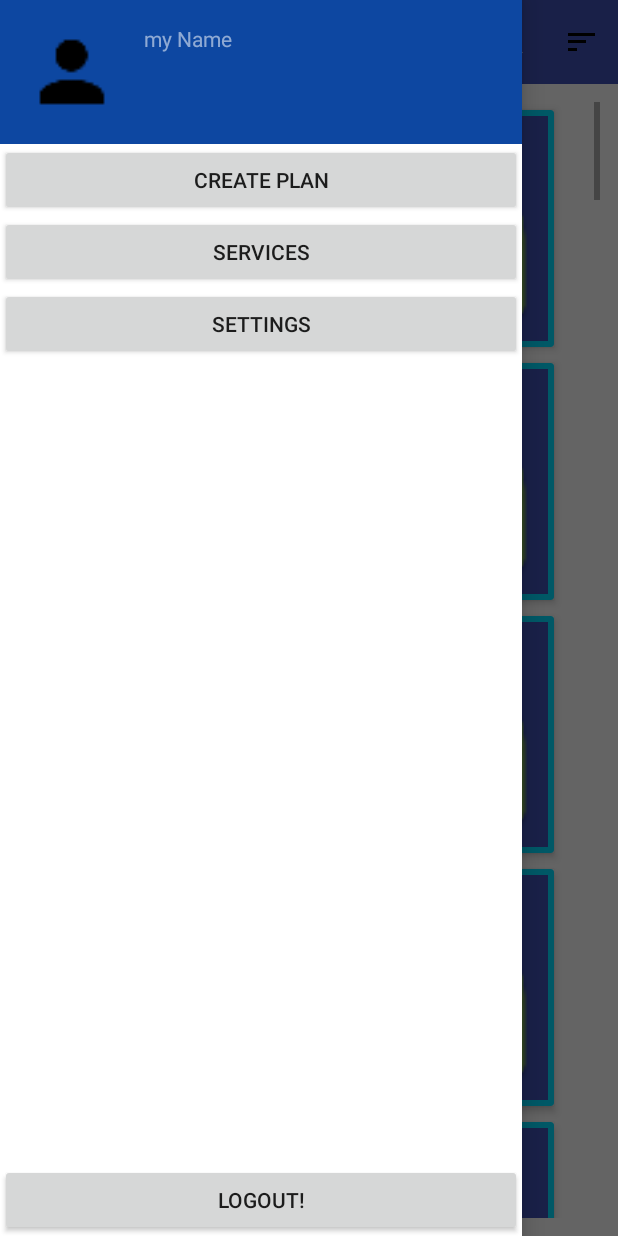
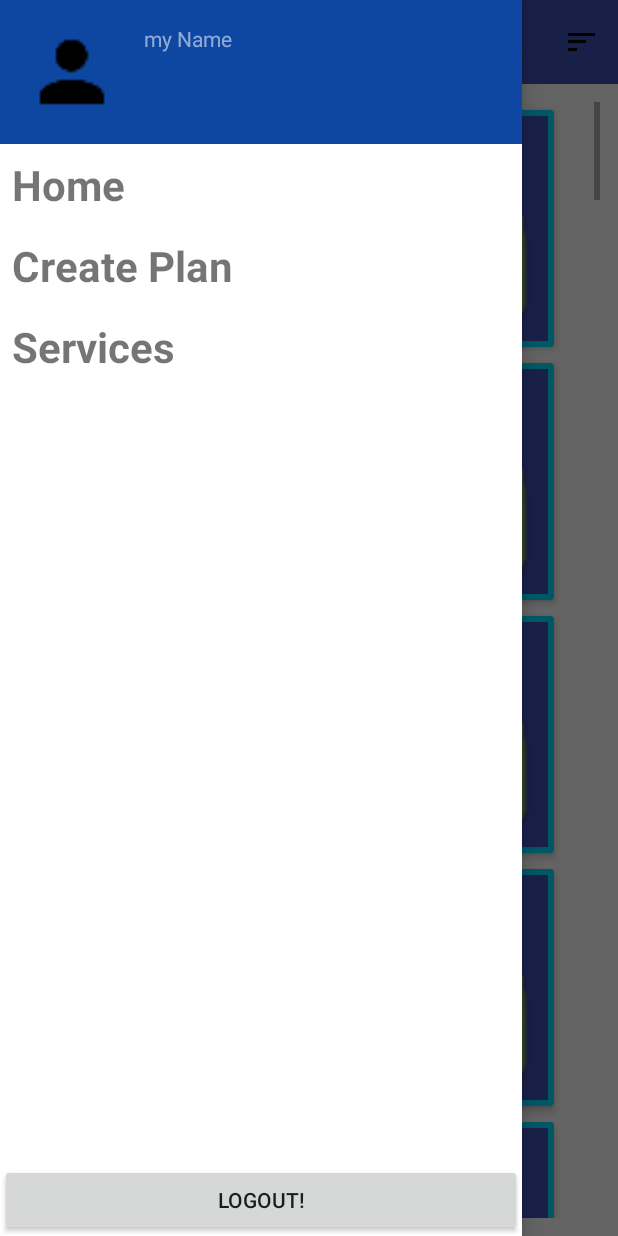
Before and after one commit to AEWebPro/ExplorEgypt, an Android app: the screen it shows after launch (HomeActivity), with the side drawer open, on a phone screen of 412 x 824 dp. Run offline under Robolectric (Android 15) with nearby library versions, the phone set to English and light mode, and no system bars; 1 statement that could not run was skipped.

Commit message:
- The merge of phase 1

```diff
--- a/app/src/main/java/com/example/ae/smartvisit/activities/BaseActivity.java
+++ b/app/src/main/java/com/example/ae/smartvisit/activities/BaseActivity.java
@@ -1,6 +1,7 @@
 package com.example.ae.smartvisit.activities;
 
 
+import android.content.Intent;
 import android.os.Bundle;
 import android.os.PersistableBundle;
 import android.support.annotation.LayoutRes;
@@ -21,6 +22,7 @@ public class BaseActivity extends AppCompatActivity {
     protected boolean isTablet;
     protected Toolbar toolbar;
     protected  DrawerLayout navDrawer;
+    public boolean hasNavDrawer = true;
     @Override
     protected void onPostCreate(Bundle savedInstanceState) {
         super.onPostCreate(savedInstanceState);
@@ -39,7 +41,6 @@ public class BaseActivity extends AppCompatActivity {
     @Override
     public void setContentView(@LayoutRes int layoutResID) {
         super.setContentView(layoutResID);
-
         toolbar = (Toolbar) findViewById(R.id.include_toolbar);
         if(toolbar != null){
             setSupportActionBar(toolbar);
@@ -56,10 +57,13 @@ public class BaseActivity extends AppCompatActivity {
             }
         });
 
+        if(hasNavDrawer) {
             findViewById(R.id.nav_drawer_createplan_button).setOnClickListener(new View.OnClickListener() {
                 @Override
                 public void onClick(View view) {
-                Toast.makeText(BaseActivity.this, "Go to Create A plan Activity",Toast.LENGTH_SHORT).show();
+                    // Toast.makeText(BaseActivity.this, "Go to Create A plan Activity",Toast.LENGTH_SHORT).show();
+                    startActivity(new Intent(application, new Planes().getClass()));
+                    finish();
                     navDrawer.closeDrawer(GravityCompat.START);
                 }
             });
@@ -68,16 +72,20 @@ public class BaseActivity extends AppCompatActivity {
             findViewById(R.id.nav_drawer_services_button).setOnClickListener(new View.OnClickListener() {
                 @Override
                 public void onClick(View view) {
-                Toast.makeText(BaseActivity.this, "Go to Services Activity",Toast.LENGTH_SHORT).show();
+                    //Toast.makeText(BaseActivity.this, "Go to Services Activity",Toast.LENGTH_SHORT).show();
+                    startActivity(new Intent(application, new Services().getClass()));
+                    finish();
                     navDrawer.closeDrawer(GravityCompat.START);
                 }
             });
 
 
-        findViewById(R.id.nav_drawer_settings_button).setOnClickListener(new View.OnClickListener() {
+            findViewById(R.id.nav_drawer_home_button).setOnClickListener(new View.OnClickListener() {
                 @Override
                 public void onClick(View view) {
-                Toast.makeText(BaseActivity.this, "Go to Settings Activity",Toast.LENGTH_SHORT).show();
+                    //Toast.makeText(BaseActivity.this, "Go to Home Activity", Toast.LENGTH_SHORT).show();
+                    startActivity(new Intent(application, new HomeActivity().getClass()));
+                    finish();
                     navDrawer.closeDrawer(GravityCompat.START);
                 }
             });
@@ -86,11 +94,11 @@ public class BaseActivity extends AppCompatActivity {
             findViewById(R.id.nav_drawer_log_out_button).setOnClickListener(new View.OnClickListener() {
                 @Override
                 public void onClick(View view) {
-                Toast.makeText(BaseActivity.this, "Logged out!",Toast.LENGTH_SHORT).show();
+                    Toast.makeText(BaseActivity.this, "Logged out!", Toast.LENGTH_SHORT).show();
                     navDrawer.closeDrawer(GravityCompat.START);
                 }
             });
 
-
         }
     }
+}
--- a/app/src/main/res/layout/activity_home_layout.xml
+++ b/app/src/main/res/layout/activity_home_layout.xml
@@ -3,7 +3,7 @@
     xmlns:android="http://schemas.android.com/apk/res/android"
     android:layout_width="match_parent"
     android:layout_height="match_parent"
-        android:id="@+id/drawer_layout">
+    android:id="@+id/drawer_layout">
 
     <LinearLayout
         android:orientation="vertical"
--- a/app/src/main/res/layout/include_nav_drawer.xml
+++ b/app/src/main/res/layout/include_nav_drawer.xml
@@ -43,24 +43,31 @@
             android:orientation="vertical"
             android:id="@+id/include_main_nav_drawer_top_items">
 
-            <Button
+            <TextView
                 android:layout_width="match_parent"
                 android:layout_height="wrap_content"
-                android:text="Create Plan"
-                android:id="@+id/nav_drawer_createplan_button"/>
-
-
-            <Button
+                android:textSize="28sp"
+                android:textStyle="bold"
+                android:text="Home"
+                android:padding="8dp"
+                android:id="@+id/nav_drawer_home_button"/>
+            <TextView
                 android:layout_width="match_parent"
                 android:layout_height="wrap_content"
+                android:textSize="28sp"
+                android:textStyle="bold"
+                android:text="Create Plan"
+                android:padding="8dp"
+                android:id="@+id/nav_drawer_createplan_button"/>
+            <TextView
+                android:layout_width="match_parent"
+                android:layout_height="wrap_content"
+                android:padding="8dp"
+                android:textSize="28sp"
+                android:textStyle="bold"
                 android:text="Services"
                 android:id="@+id/nav_drawer_services_button"/>
 
-            <Button
-                android:layout_width="match_parent"
-                android:layout_height="wrap_content"
-                android:text="Settings"
-                android:id="@+id/nav_drawer_settings_button"/>
 
         </LinearLayout>
 
```
Also changed, not shown: app/src/main/AndroidManifest.xml (+10 -1 lines), app/src/main/java/com/example/ae/smartvisit/modules/RecommandListModule.java (added, +27 -0 lines), app/src/main/java/com/example/ae/smartvisit/modules/RecommandProgramsListModule.java (added, +23 -0 lines). Lines whose indentation alone changed are shown as unchanged.
